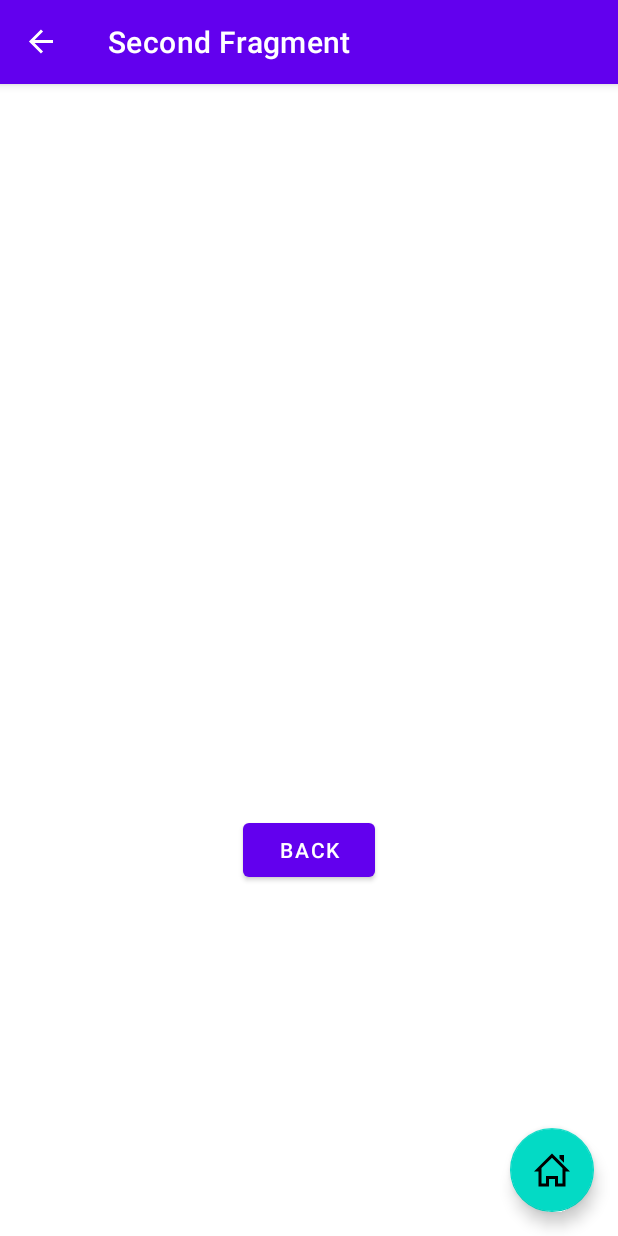
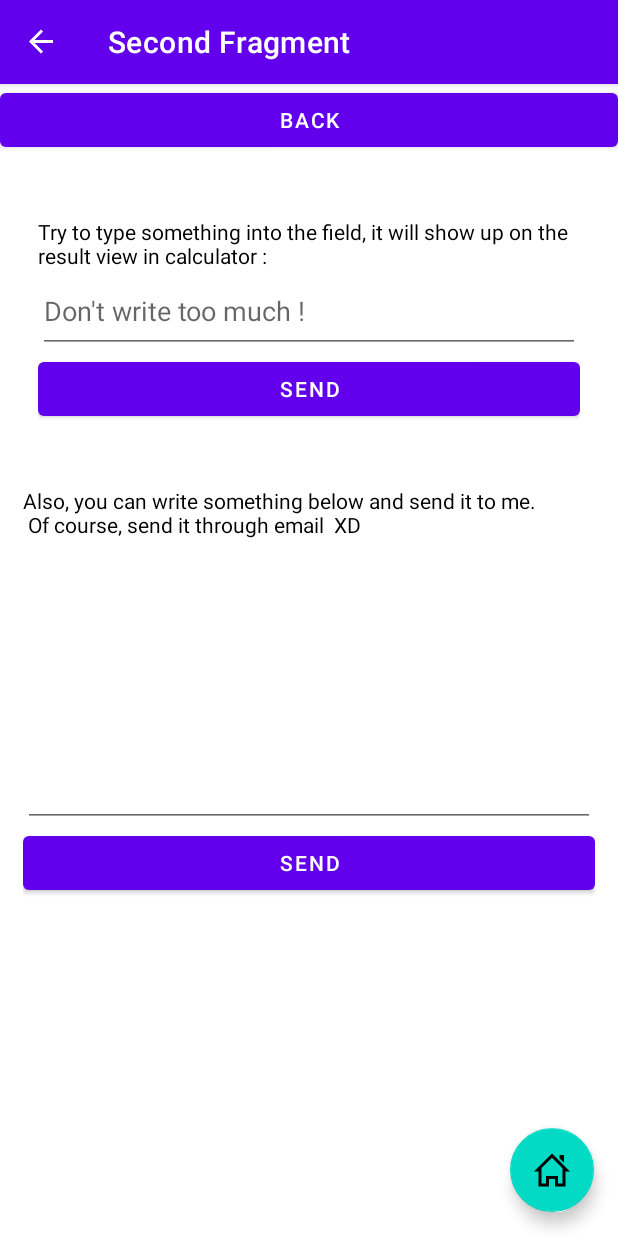
Before and after one commit to JerryFhuurr/PepaPig, an Android app: the SecondFragment screen opened through its navigation route, on a phone screen of 412 x 824 dp. Run offline under Robolectric (Android 15) with nearby library versions, the phone set to English and light mode, and no system bars; our stand-ins replace navigation-ui.

Commit message:
finish most part of Calculator

```diff
--- a/app/src/main/java/com/and/pepapig/About.java
+++ b/app/src/main/java/com/and/pepapig/About.java
@@ -20,7 +20,6 @@ import com.google.android.material.snackbar.Snackbar;
 
 public class About extends Fragment {
 
-    TextView my_email;
     TextView git;
     FloatingActionButton fab;
 
@@ -35,24 +34,11 @@ public class About extends Fragment {
         // Inflate the layout for this fragment
         View v = inflater.inflate(R.layout.fragment_about, container, false);
 
-        my_email = v.findViewById(R.id.my_email);
         git = v.findViewById(R.id.git_link);
         fab = v.findViewById(R.id.fab);
 
         fabOnClick(fab, v);
 
-        my_email.setOnClickListener(new View.OnClickListener() {
-            @Override
-            public void onClick(View view) {
-                Toast.makeText(getActivity(), R.string.about_send_email, Toast.LENGTH_LONG).show();
-                Intent intent_share = new Intent(Intent.ACTION_SEND);
-                intent_share.setType("text/plain");
-                intent_share.putExtra(Intent.EXTRA_EMAIL, new String[]{"1063128177@qq.com"});
-                intent_share.putExtra(Intent.EXTRA_SUBJECT, "This is a test email to you");
-                intent_share.putExtra(Intent.EXTRA_TEXT, "Hello world");
-                startActivity(intent_share);
-            }
-        });
         git.setOnLongClickListener(new View.OnLongClickListener() {
             @Override
             public boolean onLongClick(View view) {
--- a/app/src/main/java/com/and/pepapig/Calculator.java
+++ b/app/src/main/java/com/and/pepapig/Calculator.java
@@ -140,6 +140,8 @@ public class Calculator extends AppCompatActivity {
                     b += result.charAt(k);
                 }
                 int ai = Integer.parseInt(a);
+
+                //TODO 添加历史记录功能
                 try {
                     int bi = Integer.parseInt(b);
                     if (result.charAt(i) == '+') {
--- a/app/src/main/java/com/and/pepapig/FirstFragment.java
+++ b/app/src/main/java/com/and/pepapig/FirstFragment.java
@@ -4,9 +4,12 @@ import android.os.Bundle;
 import android.view.LayoutInflater;
 import android.view.View;
 import android.view.ViewGroup;
+import android.widget.TextView;
+import android.widget.Toast;
 
 import androidx.annotation.NonNull;
 import androidx.fragment.app.Fragment;
+import androidx.fragment.app.FragmentResultListener;
 import androidx.navigation.fragment.NavHostFragment;
 
 import com.and.pepapig.databinding.FragmentFirstBinding;
@@ -14,7 +17,7 @@ import com.and.pepapig.databinding.FragmentFirstBinding;
 public class FirstFragment extends Fragment {
 
     private FragmentFirstBinding binding;
-
+    private String r = "";
     @Override
     public View onCreateView(
             LayoutInflater inflater, ViewGroup container,
@@ -22,14 +25,24 @@ public class FirstFragment extends Fragment {
     ) {
 
         binding = FragmentFirstBinding.inflate(inflater, container, false);
+        Toast.makeText(getActivity(), getLifecycle().getCurrentState().toString(), Toast.LENGTH_SHORT).show();
         return binding.getRoot();
 
     }
 
     public void onViewCreated(@NonNull View view, Bundle savedInstanceState) {
         super.onViewCreated(view, savedInstanceState);
+        //TODO 添加数据传输代码
+        TextView resultView = view.findViewById(R.id.resultView);
 
-
+        getChildFragmentManager().setFragmentResultListener("key", this, new FragmentResultListener() {
+            @Override
+            public void onFragmentResult(@NonNull String requestKey, @NonNull Bundle result) {
+                r = result.getString("bundleKey");
+                Toast.makeText(getActivity(), r, Toast.LENGTH_SHORT).show();
+                resultView.setText(r);
+            }
+        });
 
         binding.buttonFirst.setOnClickListener(new View.OnClickListener() {
             @Override
--- a/app/src/main/java/com/and/pepapig/SecondFragment.java
+++ b/app/src/main/java/com/and/pepapig/SecondFragment.java
@@ -1,9 +1,15 @@
 package com.and.pepapig;
 
+import android.content.Intent;
 import android.os.Bundle;
+import android.util.Log;
 import android.view.LayoutInflater;
 import android.view.View;
 import android.view.ViewGroup;
+import android.widget.Button;
+import android.widget.EditText;
+import android.widget.TextView;
+import android.widget.Toast;
 
 import androidx.annotation.NonNull;
 import androidx.fragment.app.Fragment;
@@ -15,6 +21,10 @@ public class SecondFragment extends Fragment {
 
     private FragmentSecondBinding binding;
 
+    private EditText plain;
+    private EditText multi;
+    private Button send_plain;
+    private Button send_email;
     @Override
     public View onCreateView(
             LayoutInflater inflater, ViewGroup container,
@@ -29,11 +39,42 @@ public class SecondFragment extends Fragment {
     public void onViewCreated(@NonNull View view, Bundle savedInstanceState) {
         super.onViewCreated(view, savedInstanceState);
 
+        plain = getActivity().findViewById(R.id.edit_text_cal2);
+        multi = getActivity().findViewById(R.id.edit_text_email);
+        send_plain = getActivity().findViewById(R.id.cal2_send_btn);
+        send_email = getActivity().findViewById(R.id.cal2_send_email_btn);
+
         binding.buttonSecond.setOnClickListener(new View.OnClickListener() {
             @Override
             public void onClick(View view) {
                 NavHostFragment.findNavController(SecondFragment.this)
                         .navigate(R.id.action_SecondFragment_to_FirstFragment);
+            }
+        });
+
+        send_plain.setOnClickListener(new View.OnClickListener() {
+            @Override
+            public void onClick(View view) {
+                Bundle result = new Bundle();
+                result.putString("bundleKey", plain.getText().toString());
+                getParentFragmentManager().setFragmentResult("requestKey", result);
+                Toast.makeText(getActivity(), getText(R.string.toast_sent), Toast.LENGTH_SHORT).show();
+
+                plain.setText("");
+            }
+        });
+
+        send_email.setOnClickListener(new View.OnClickListener() {
+            @Override
+            public void onClick(View view) {
+                Intent intent_share = new Intent(Intent.ACTION_SEND);
+                intent_share.setType("text/plain");
+                intent_share.putExtra(Intent.EXTRA_EMAIL, new String[]{"1063128177@qq.com"});
+                intent_share.putExtra(Intent.EXTRA_SUBJECT, "A message to you");
+                intent_share.putExtra(Intent.EXTRA_TEXT, multi.getText());
+                startActivity(intent_share);
+
+                multi.setText("");
             }
         });
     }
--- a/app/src/main/res/layout/fragment_first.xml
+++ b/app/src/main/res/layout/fragment_first.xml
@@ -28,7 +28,6 @@
         android:background="@color/lightGrey"
         android:gravity="center_vertical|right"
         android:paddingRight="15dp"
-        android:text="0"
         android:textSize="50dp"
         app:layout_constraintEnd_toEndOf="parent"
         app:layout_constraintHorizontal_bias="0.494"
--- a/app/src/main/res/layout/fragment_second.xml
+++ b/app/src/main/res/layout/fragment_second.xml
@@ -1,27 +1,89 @@
 <?xml version="1.0" encoding="utf-8"?>
-<androidx.constraintlayout.widget.ConstraintLayout xmlns:android="http://schemas.android.com/apk/res/android"
+<LinearLayout xmlns:android="http://schemas.android.com/apk/res/android"
     xmlns:app="http://schemas.android.com/apk/res-auto"
     xmlns:tools="http://schemas.android.com/tools"
     android:layout_width="match_parent"
     android:layout_height="match_parent"
+    android:orientation="vertical"
     tools:context=".SecondFragment">
 
-    <TextView
-        android:id="@+id/textview_second"
-        android:layout_width="wrap_content"
+    <LinearLayout
+        android:layout_width="match_parent"
         android:layout_height="wrap_content"
-        app:layout_constraintBottom_toTopOf="@id/button_second"
-        app:layout_constraintEnd_toEndOf="parent"
-        app:layout_constraintStart_toStartOf="parent"
-        app:layout_constraintTop_toTopOf="parent" />
-
+        android:orientation="horizontal">
     <Button
         android:id="@+id/button_second"
-        android:layout_width="wrap_content"
+        android:layout_width="match_parent"
         android:layout_height="wrap_content"
-        android:text="@string/previous"
-        app:layout_constraintBottom_toBottomOf="parent"
-        app:layout_constraintEnd_toEndOf="parent"
-        app:layout_constraintStart_toStartOf="parent"
-        app:layout_constraintTop_toBottomOf="@id/textview_second" />
-</androidx.constraintlayout.widget.ConstraintLayout>
+        android:text="@string/previous" />
+    </LinearLayout>
+
+    <ScrollView
+        android:layout_width="match_parent"
+        android:layout_height="match_parent">
+
+        <LinearLayout
+            android:layout_width="match_parent"
+            android:layout_height="wrap_content"
+            android:orientation="vertical">
+
+            <View
+                android:layout_width="match_parent"
+                android:layout_height="15dp" />
+
+            <LinearLayout
+                android:layout_width="match_parent"
+                android:layout_height="wrap_content"
+                android:layout_margin="25dp"
+                android:orientation="vertical">
+                <TextView
+                    android:layout_width="wrap_content"
+                    android:layout_height="wrap_content"
+                    android:textColor="@color/black"
+                    android:text="@string/calculator_second_info2" />
+
+                <EditText
+                    android:id="@+id/edit_text_cal2"
+                    android:layout_width="match_parent"
+                    android:layout_height="55dp"
+                    android:ems="10"
+                    android:hint="@string/edit_hint"
+                    android:inputType="text"
+                    android:minHeight="48dp" />
+
+                <Button
+                    android:id="@+id/cal2_send_btn"
+                    android:layout_width="match_parent"
+                    android:layout_height="match_parent"
+                    android:text="@string/calculator_send_btn" />
+            </LinearLayout>
+
+            <LinearLayout
+                android:layout_width="match_parent"
+                android:layout_height="wrap_content"
+                android:layout_margin="15dp"
+                android:orientation="vertical">
+                <TextView
+                    android:layout_width="wrap_content"
+                    android:layout_height="wrap_content"
+                    android:textColor="@color/black"
+                    android:text="@string/calculator_second_info3" />
+
+                <EditText
+                    android:id="@+id/edit_text_email"
+                    android:layout_width="match_parent"
+                    android:layout_height="160dp"
+                    android:ems="10"
+                    android:gravity="start|top"
+                    android:inputType="textMultiLine" />
+
+                <Button
+                    android:id="@+id/cal2_send_email_btn"
+                    android:layout_width="match_parent"
+                    android:layout_height="match_parent"
+                    android:text="@string/calculator_send_btn" />
+            </LinearLayout>
+        </LinearLayout>
+
+    </ScrollView>
+</LinearLayout>
--- a/app/src/main/res/values/strings.xml
+++ b/app/src/main/res/values/strings.xml
@@ -151,11 +151,19 @@
     <!-- Strings used for fragments for navigation -->
     <string name="first_fragment_label">First Fragment</string>
     <string name="second_fragment_label">Second Fragment</string>
-    <string name="next">History</string>
+    <string name="next">Write !</string>
     <string name="previous">Back</string>
 
-    <string name="hello_first_fragment">Hello first fragment</string>
-    <string name="hello_second_fragment">Hello second fragment. Arg: %1$s</string>
-
+    <!-- calculator 2 -->
     <string name="calculator_error_toast">Please enter correct expression !</string>
+    <string name="calculator_second_info">Will add history function in the future</string>
+    <string name="calculator_second_info2">Try to type something into the field, it will show up on the result view in calculator :</string>
+    <string name="calculator_send_btn">Send</string>
+    <string name="calculator_second_info3">
+        "Also, you can write something below and send it to me. \n"
+        "Of course, send it through email  XD"
+        "\n\n"
+    </string>
+    <string name="edit_hint">Don\'t write too much !</string>
+    <string name="toast_sent">Text send !</string>
 </resources>
```
